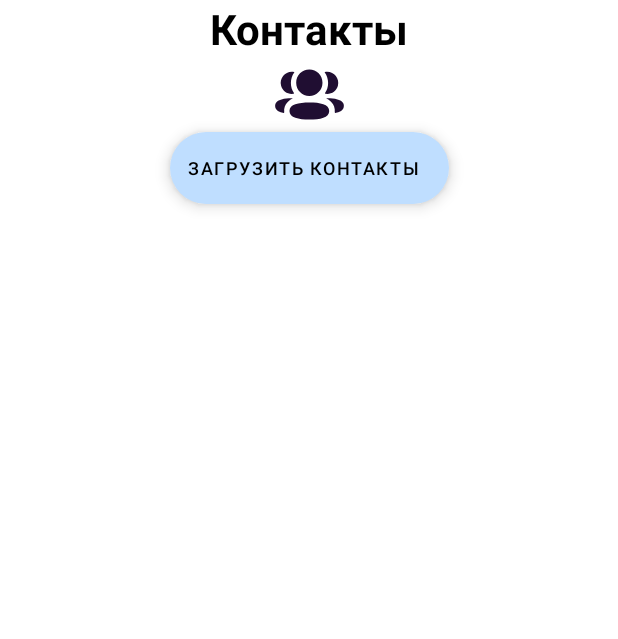
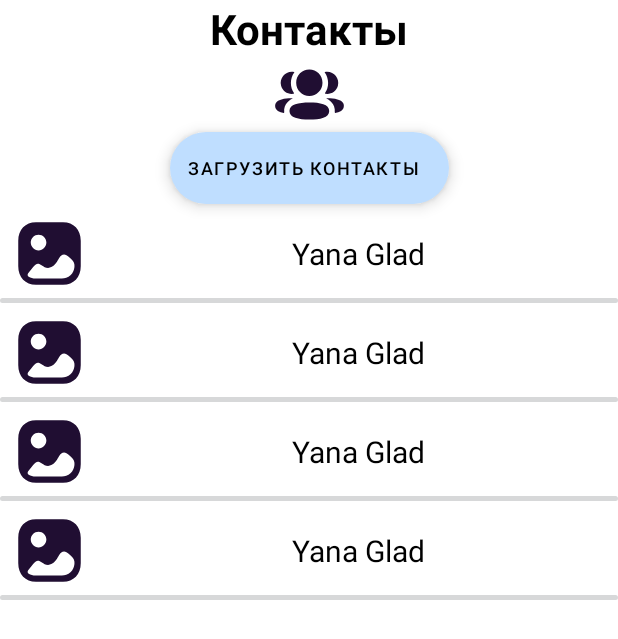
Before and after one commit to YanaGlad/ContactsService, an Android app: the layout activity_main.xml on its own in the app's theme, with its tools: preview values and no code run, on a phone screen of 412 x 824 dp. Shown: the top 639 px of the screen. Run offline under Robolectric (Android 15) with nearby library versions, the phone set to English and light mode, and no system bars.

```diff
--- a/app/src/main/AndroidManifest.xml
+++ b/app/src/main/AndroidManifest.xml
@@ -7,9 +7,9 @@
 
     <application
         android:allowBackup="true"
-        android:icon="@drawable/ic___user"
+        android:icon="@drawable/ic_user"
         android:label="@string/app_name"
-        android:roundIcon="@drawable/ic___user"
+        android:roundIcon="@drawable/ic_user"
         android:supportsRtl="true"
         android:theme="@style/Theme.BroadcastApp">
         <service
--- a/app/src/main/java/com/example/broadcastapp/SecondActivity.kt
+++ b/app/src/main/java/com/example/broadcastapp/SecondActivity.kt
@@ -27,8 +27,7 @@ class SecondActivity : AppCompatActivity() {
         override fun onReceive(context: Context?, intent: Intent) {
             val noPerm = intent.getBooleanExtra(NO_PERMISSION_EXTRA, false)
             val message = intent.getStringArrayListExtra(CONTACT_NAME_EXTRA)
-            val data = Intent()
-            data.putStringArrayListExtra(CONTACT_NAME_EXTRA, message)
+            val data = Intent().putStringArrayListExtra(CONTACT_NAME_EXTRA, message)
             if (noPerm)
                 setResult(RESULT_CANCELED, data)
             else
--- a/app/src/main/res/layout/activity_main.xml
+++ b/app/src/main/res/layout/activity_main.xml
@@ -1,12 +1,10 @@
 <?xml version="1.0" encoding="utf-8"?>
-<androidx.constraintlayout.widget.ConstraintLayout
-    xmlns:android="http://schemas.android.com/apk/res/android"
+<androidx.constraintlayout.widget.ConstraintLayout xmlns:android="http://schemas.android.com/apk/res/android"
     xmlns:app="http://schemas.android.com/apk/res-auto"
     xmlns:tools="http://schemas.android.com/tools"
+    android:id="@+id/main"
     android:layout_width="match_parent"
-    android:id="@+id/main"
-    android:layout_height="match_parent"
-    android:orientation="vertical">
+    android:layout_height="match_parent">
 
     <androidx.appcompat.widget.AppCompatTextView
         android:id="@+id/header"
@@ -27,13 +25,13 @@
         android:layout_width="50dp"
         android:layout_height="50dp"
         android:layout_gravity="center"
-        android:src="@drawable/ic___user"
+        android:src="@drawable/ic_user"
         app:layout_constraintEnd_toEndOf="parent"
         app:layout_constraintStart_toStartOf="parent"
         app:layout_constraintTop_toBottomOf="@+id/header" />
 
     <com.google.android.material.floatingactionbutton.ExtendedFloatingActionButton
-        android:id="@+id/btn_launch"
+        android:id="@+id/button_launch_second_activity"
         android:layout_width="wrap_content"
         android:layout_height="wrap_content"
         android:layout_gravity="center"
@@ -53,6 +51,8 @@
         app:layout_constraintBottom_toBottomOf="parent"
         app:layout_constraintEnd_toEndOf="parent"
         app:layout_constraintStart_toStartOf="parent"
-        app:layout_constraintTop_toBottomOf="@+id/btn_launch" />
+        app:layout_constraintTop_toBottomOf="@+id/button_launch_second_activity"
+        tools:itemCount="4"
+        tools:listitem="@layout/contacts_item" />
 
 </androidx.constraintlayout.widget.ConstraintLayout>
--- a/app/src/main/res/layout/activity_second.xml
+++ b/app/src/main/res/layout/activity_second.xml
@@ -1,9 +1,7 @@
 <?xml version="1.0" encoding="utf-8"?>
-<androidx.constraintlayout.widget.ConstraintLayout
-    xmlns:android="http://schemas.android.com/apk/res/android"
+<androidx.constraintlayout.widget.ConstraintLayout xmlns:android="http://schemas.android.com/apk/res/android"
     xmlns:app="http://schemas.android.com/apk/res-auto"
     android:layout_width="match_parent"
-    android:orientation="vertical"
     android:layout_height="match_parent">
 
     <ProgressBar
--- a/app/src/main/res/layout/contacts_item.xml
+++ b/app/src/main/res/layout/contacts_item.xml
@@ -9,12 +9,12 @@
         android:id="@+id/icon"
         android:layout_width="50dp"
         android:layout_height="50dp"
+        android:layout_margin="8dp"
         android:layout_marginStart="8dp"
+        android:src="@drawable/ic_image"
         app:layout_constraintBottom_toBottomOf="parent"
         app:layout_constraintEnd_toStartOf="@+id/name"
         app:layout_constraintStart_toStartOf="parent"
-        android:src="@drawable/ic_image"
-        android:layout_margin="8dp"
         app:layout_constraintTop_toTopOf="parent" />
 
     <androidx.appcompat.widget.AppCompatTextView
--- a/app/src/main/res/layout/no_permission_snackbar.xml
+++ b/app/src/main/res/layout/no_permission_snackbar.xml
@@ -23,13 +23,13 @@
         tools:ignore="VectorDrawableCompat" />
 
     <TextView
-        android:id="@+id/somethingWentWrongText"
+        android:id="@+id/no_perm"
         android:layout_width="wrap_content"
         android:layout_height="wrap_content"
         android:layout_gravity="center"
         android:layout_marginStart="12dp"
         android:layout_marginEnd="16dp"
-        android:text="@string/no_permission"
+        tools:text="@string/no_permission"
         android:textColor="@color/black"
         android:textSize="18sp"
         app:layout_constraintBottom_toBottomOf="@+id/imageSomethingWentWrong"
```
Also changed, not shown: app/src/main/java/com/example/broadcastapp/ContactsAdapter.kt (+6 -4 lines), app/src/main/java/com/example/broadcastapp/ContactsService.kt (+21 -15 lines), app/src/main/java/com/example/broadcastapp/MainActivity.kt (+14 -24 lines), app/src/main/java/com/example/broadcastapp/MyCoolSnackbar.kt (added, +24 -0 lines), app/src/main/res/drawable/ic_user.xml (renamed from app/src/main/res/drawable/ic___user.xml).
